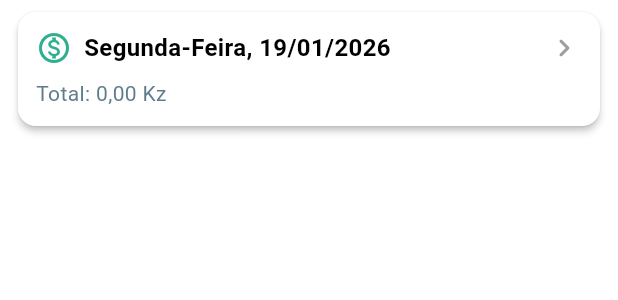
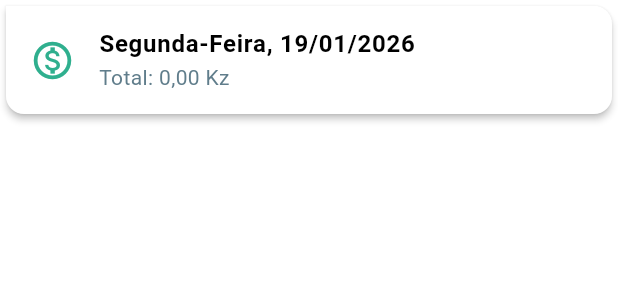
Before and after one commit to Allucardios/PIBB---Church-Management-System-, a Flutter app: the CardIncome widget shown alone on an empty page, opened directly with empty values, on a phone screen of 412 x 824 dp. Shown: the top 300 px of the screen. Run offline on Flutter 3.47's test engine with Material 3 defaults, Android fonts, the phone set to English and light mode, and no system bars; our stand-ins replace connectivity_plus, flutter_riverpod, pdf, printing, riverpod_annotation, share_plus and 2 more; accounts and stored records are empty; generated files the repository leaves out were written again.

Commit message:
v1.0.1+2 Correção de Layout dos card de Receitas e Despesas

```diff
--- a/lib/ui/card/income.dart
+++ b/lib/ui/card/income.dart
@@ -17,49 +17,33 @@ class CardIncome extends ConsumerWidget {
     final accountsAsync = ref.watch(accountsStreamProvider);
 
     return Card(
-      margin: const EdgeInsets.symmetric(vertical: 8, horizontal: 12),
       elevation: 2,
-      shape: RoundedRectangleBorder(borderRadius: BorderRadius.circular(12)),
-      child: InkWell(
+      shape: RoundedRectangleBorder(
+        borderRadius: BorderRadius.only(
+          topRight: Radius.circular(12),
+          bottomLeft: Radius.circular(12),
+          bottomRight: Radius.circular(12),
+        ),
+      ),
+      child: ListTile(
         onTap: () => Navigator.of(
           context,
         ).push(MaterialPageRoute(builder: (_) => ViewIncome(inc: inc))),
-        borderRadius: BorderRadius.circular(12),
-        child: Padding(
-          padding: const EdgeInsets.all(12),
-          child: Column(
-            mainAxisSize: MainAxisSize.min,
-            crossAxisAlignment: CrossAxisAlignment.start,
-            children: [
-              Row(
-                children: [
-                  const Icon(
+        leading: const Icon(
           Icons.monetization_on_outlined,
           color: AppTheme.primary,
+          size: 30,
         ),
-                  const SizedBox(width: 8),
-                  Expanded(
-                    child: Text(
+        title: Text(
           formatDate(inc.date),
-                      style: const TextStyle(
-                        fontWeight: FontWeight.bold,
-                        fontSize: 16,
+          style: const TextStyle(fontWeight: FontWeight.bold, fontSize: 16),
         ),
-                    ),
-                  ),
-                  const Icon(Icons.chevron_right_rounded, color: Colors.grey),
-                ],
-              ),
-              const SizedBox(height: 8),
-              Row(
+        subtitle: Row(
           mainAxisAlignment: MainAxisAlignment.spaceBetween,
           children: [
             Text(
               "Total: ${formatKz(inc.totalIncome())}",
-                    style: const TextStyle(
-                      fontSize: 14,
-                      color: Colors.blueGrey,
-                    ),
+              style: const TextStyle(fontSize: 14, color: Colors.blueGrey),
             ),
             accountsAsync.when(
               data: (accounts) {
@@ -95,9 +79,6 @@ class CardIncome extends ConsumerWidget {
             ),
           ],
         ),
-            ],
-          ),
-        ),
       ),
     );
   }
--- a/lib/ui/home/home.dart
+++ b/lib/ui/home/home.dart
@@ -2,8 +2,8 @@
 import 'package:flutter/material.dart';
 import 'package:flutter_riverpod/flutter_riverpod.dart';
 
+// Local Imports
 import '../../core/widgets/responsive.dart';
-// Local Imports
 import '../../data/providers/account_provider.dart';
 import '../../data/providers/auth_provider.dart';
 import '../../data/providers/finance_provider.dart';
@@ -25,7 +25,6 @@ class _HomePageState extends ConsumerState<HomePage> {
   @override
   void initState() {
     super.initState();
-    // Ensure default accounts exist
     Future.microtask(() {
       ref.read(accountServiceProvider.notifier).ensureDefaultAccount();
     });
@@ -87,6 +86,7 @@ class _HomePageState extends ConsumerState<HomePage> {
         ).copyWith(textScaler: TextScaler.linear(1.0)),
         child: BottomNavigationBar(
           type: BottomNavigationBarType.fixed,
+          elevation: 2,
           currentIndex: _page,
           onTap: _goToPage,
           items: _navs,
```
Also changed, not shown: lib/ui/card/expense.dart (+13 -29 lines), lib/ui/view/income.dart (+0 -10 lines), 3 other files. Lines whose indentation alone changed are shown as unchanged.
